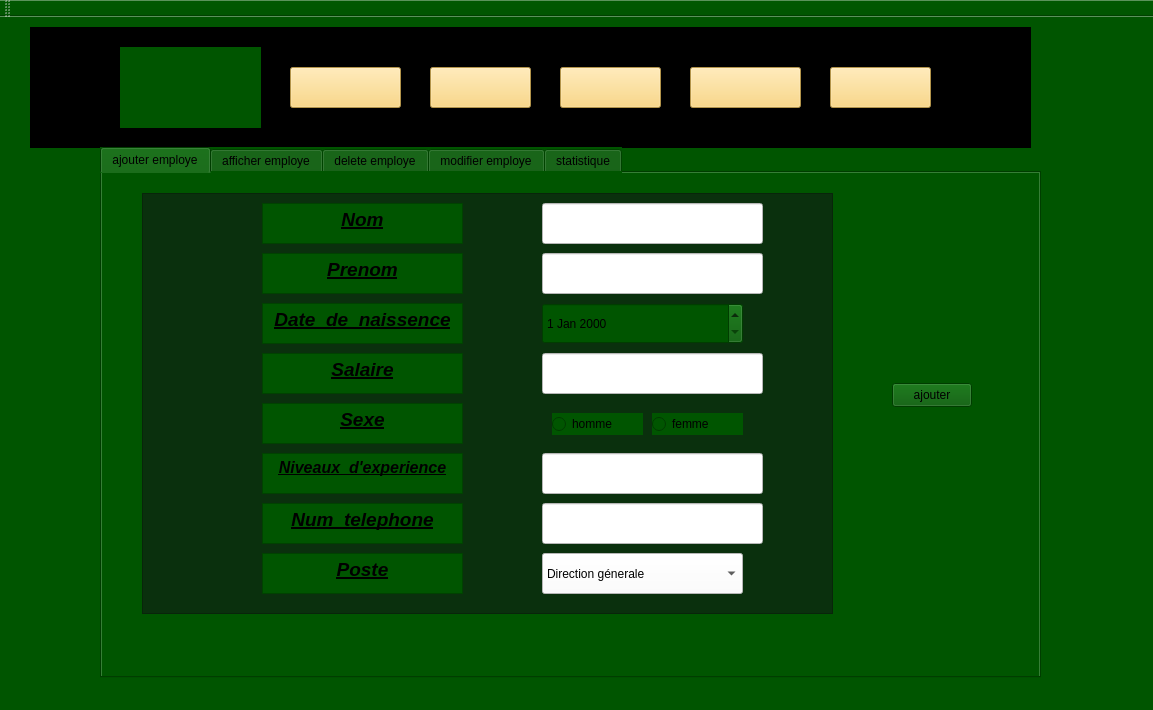
First picture: the form in mainwindow.ui, repository Mazuchii/Smart-football, before the edit.
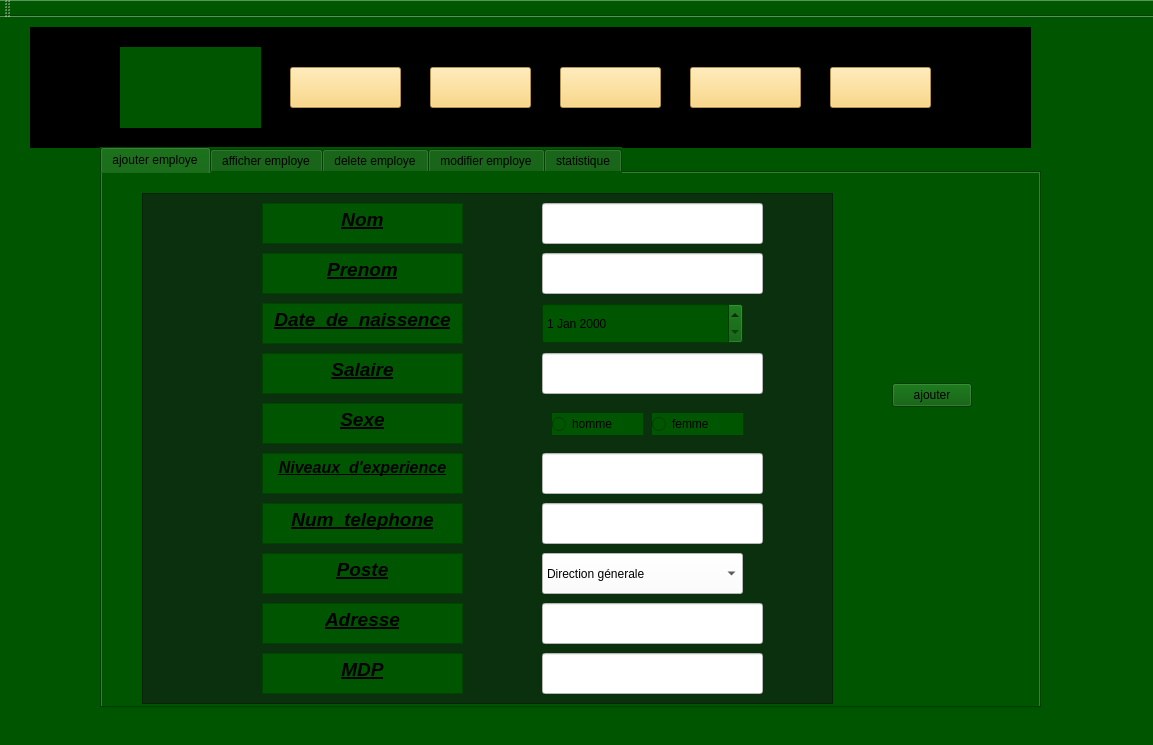
Second picture: the form after the edit. The open tabs and pages were chosen to show the change. Icons and pictures are not drawn.

```diff
--- a/mainwindow.ui
+++ b/mainwindow.ui
@@ -7,7 +7,7 @@
     <x>0</x>
     <y>0</y>
     <width>1153</width>
-    <height>710</height>
+    <height>745</height>
    </rect>
   </property>
   <property name="windowTitle">
@@ -72,7 +72,7 @@
       <x>100</x>
       <y>130</y>
       <width>941</width>
-      <height>531</height>
+      <height>561</height>
      </rect>
     </property>
     <property name="toolTip">
@@ -82,7 +82,7 @@
      <string>&lt;html&gt;&lt;head/&gt;&lt;body&gt;&lt;p&gt;&lt;br/&gt;&lt;/p&gt;&lt;/body&gt;&lt;/html&gt;</string>
     </property>
     <property name="currentIndex">
-     <number>1</number>
+     <number>4</number>
     </property>
     <widget class="QWidget" name="tab_6">
      <attribute name="title">
@@ -264,7 +264,7 @@
         <x>40</x>
         <y>20</y>
         <width>691</width>
-        <height>421</height>
+        <height>511</height>
        </rect>
       </property>
       <property name="styleSheet">
@@ -415,6 +415,74 @@
 color: rgb(0, 0, 0);</string>
       </property>
      </widget>
+     <widget class="QTextEdit" name="textEdit_17">
+      <property name="geometry">
+       <rect>
+        <x>160</x>
+        <y>430</y>
+        <width>201</width>
+        <height>41</height>
+       </rect>
+      </property>
+      <property name="html">
+       <string>&lt;!DOCTYPE HTML PUBLIC &quot;-//W3C//DTD HTML 4.0//EN&quot; &quot;http://www.w3.org/TR/REC-html40/strict.dtd&quot;&gt;
+&lt;html&gt;&lt;head&gt;&lt;meta name=&quot;qrichtext&quot; content=&quot;1&quot; /&gt;&lt;meta charset=&quot;utf-8&quot; /&gt;&lt;style type=&quot;text/css&quot;&gt;
+p, li { white-space: pre-wrap; }
+hr { height: 1px; border-width: 0; }
+li.unchecked::marker { content: &quot;\2610&quot;; }
+li.checked::marker { content: &quot;\2612&quot;; }
+&lt;/style&gt;&lt;/head&gt;&lt;body style=&quot; font-family:'Segoe UI'; font-size:9pt; font-weight:400; font-style:normal;&quot;&gt;
+&lt;p align=&quot;center&quot; style=&quot; margin-top:0px; margin-bottom:0px; margin-left:0px; margin-right:0px; -qt-block-indent:0; text-indent:0px;&quot;&gt;&lt;span style=&quot; font-size:14pt; font-weight:700; font-style:italic; text-decoration: underline;&quot;&gt;Adresse&lt;/span&gt;&lt;/p&gt;&lt;/body&gt;&lt;/html&gt;</string>
+      </property>
+     </widget>
+     <widget class="QLineEdit" name="adresse">
+      <property name="geometry">
+       <rect>
+        <x>440</x>
+        <y>430</y>
+        <width>221</width>
+        <height>41</height>
+       </rect>
+      </property>
+      <property name="styleSheet">
+       <string notr="true">background-color: rgb(255, 255, 255);
+color: rgb(0, 0, 0);</string>
+      </property>
+     </widget>
+     <widget class="QTextEdit" name="textEdit_19">
+      <property name="geometry">
+       <rect>
+        <x>160</x>
+        <y>480</y>
+        <width>201</width>
+        <height>41</height>
+       </rect>
+      </property>
+      <property name="html">
+       <string>&lt;!DOCTYPE HTML PUBLIC &quot;-//W3C//DTD HTML 4.0//EN&quot; &quot;http://www.w3.org/TR/REC-html40/strict.dtd&quot;&gt;
+&lt;html&gt;&lt;head&gt;&lt;meta name=&quot;qrichtext&quot; content=&quot;1&quot; /&gt;&lt;meta charset=&quot;utf-8&quot; /&gt;&lt;style type=&quot;text/css&quot;&gt;
+p, li { white-space: pre-wrap; }
+hr { height: 1px; border-width: 0; }
+li.unchecked::marker { content: &quot;\2610&quot;; }
+li.checked::marker { content: &quot;\2612&quot;; }
+&lt;/style&gt;&lt;/head&gt;&lt;body style=&quot; font-family:'Segoe UI'; font-size:9pt; font-weight:400; font-style:normal;&quot;&gt;
+&lt;p align=&quot;center&quot; style=&quot; margin-top:0px; margin-bottom:0px; margin-left:0px; margin-right:0px; -qt-block-indent:0; text-indent:0px;&quot;&gt;&lt;span style=&quot; font-size:14pt; font-weight:700; font-style:italic; text-decoration: underline;&quot;&gt;MDP&lt;/span&gt;&lt;/p&gt;&lt;/body&gt;&lt;/html&gt;</string>
+      </property>
+     </widget>
+     <widget class="QLineEdit" name="mdp">
+      <property name="geometry">
+       <rect>
+        <x>440</x>
+        <y>480</y>
+        <width>221</width>
+        <height>41</height>
+       </rect>
+      </property>
+      <property name="styleSheet">
+       <string notr="true">background-color: rgb(255, 255, 255);
+color: rgb(0, 0, 0);</string>
+      </property>
+     </widget>
      <zorder>textBrowser_3</zorder>
      <zorder>textEdit_9</zorder>
      <zorder>textEdit_10</zorder>
@@ -434,6 +502,10 @@
      <zorder>salaire_2</zorder>
      <zorder>niveaux_dexp_2</zorder>
      <zorder>numTel_2</zorder>
+     <zorder>textEdit_17</zorder>
+     <zorder>adresse</zorder>
+     <zorder>textEdit_19</zorder>
+     <zorder>mdp</zorder>
     </widget>
     <widget class="QWidget" name="tab_7">
      <attribute name="title">
@@ -975,7 +1047,7 @@
      <attribute name="title">
       <string>statistique</string>
      </attribute>
-     <widget class="QWidget" name="statsChartContainerWidget" native="true">
+     <widget class="QWidget" name="statsDisplayWidget" native="true">
       <property name="geometry">
        <rect>
         <x>120</x>
```
